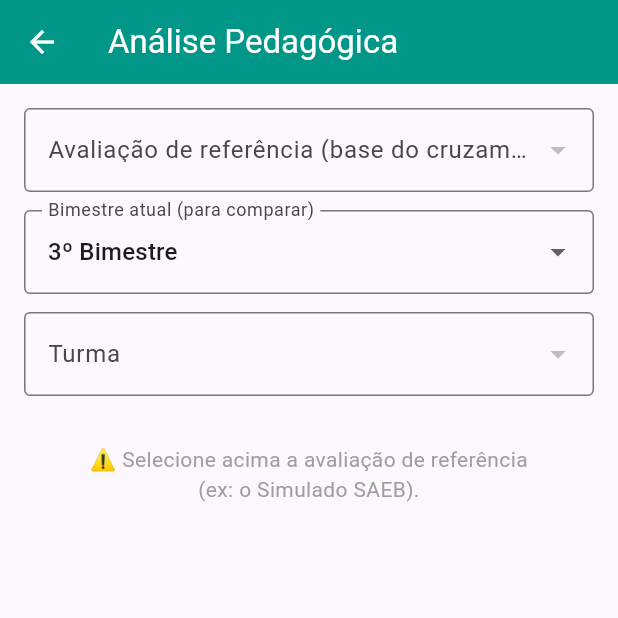
After one commit to jonasmatematico-png/omr_sistema_app, a Flutter app: the TelaAnalisePedagogica screen opened directly, on a phone screen of 412 x 824 dp, the top half of it. The commit adds this screen. Run offline on Flutter 3.47's test engine with Material 3 defaults, Android fonts, the phone set to English and light mode, and no system bars; our stand-ins replace shared_preferences, supabase_flutter; missing offline and left inert: google_mlkit_document_scanner; accounts and stored records are empty.

Commit message:
Análise Pedagógica com cruzamento de dados  - Tela de análise que cruza SAEB com bimestre atual - Classificação automática: Reforço/Atenção/Evoluindo/No caminho - Filtros por categoria - Ordenação correta de turmas e alunos

```diff
--- /dev/null
+++ b/lib/screens/tela_analise_pedagogica.dart
@@ -0,0 +1,458 @@
+import 'package:flutter/material.dart';
+import 'package:supabase_flutter/supabase_flutter.dart';
+
+class TelaAnalisePedagogica extends StatefulWidget {
+  const TelaAnalisePedagogica({super.key});
+
+  @override
+  State<TelaAnalisePedagogica> createState() => _TelaAnalisePedagogicaState();
+}
+
+class _TelaAnalisePedagogicaState extends State<TelaAnalisePedagogica> {
+  int _bimestre = 3;
+  String _filtro = 'todos';
+  List<Map<String, dynamic>> turmas = [];
+  List<Map<String, dynamic>> avaliacoesTodas = [];
+  int? turmaId;
+  int? refId;
+  List<Map<String, dynamic>> alunos = [];
+  List<Map<String, dynamic>> avaliacoesBim = [];
+  Map<int, Map<int, double>> notasPorAluno = {};
+  Map<int, Map<String, dynamic>> refPorAluno = {};
+  bool carregando = true;
+
+  @override
+  void initState() {
+    super.initState();
+    _carregarTurmas();
+  }
+
+  Future<void> _carregarTurmas() async {
+    try {
+      final supabase = Supabase.instance.client;
+      final t = await supabase.from('turmas').select('*').order('nome');
+      final lista = List<Map<String, dynamic>>.from(t);
+      // 🚨 Força a ordem A → Z aqui no app
+      lista.sort((a, b) => '${a['nome']}'.compareTo('${b['nome']}'));
+      setState(() {
+        turmas = lista;
+        carregando = false;
+      });
+    } catch (e) {
+      setState(() => carregando = false);
+    }
+  }
+
+  Future<void> _carregarDados() async {
+    setState(() => carregando = true);
+    try {
+      final supabase = Supabase.instance.client;
+      final a = await supabase.from('avaliacoes').select('*').order('id');
+      final todas = List<Map<String, dynamic>>.from(a);
+
+      // 🚨 Auto-seleciona a referência pelo nome (só na primeira vez)
+      if (refId == null) {
+        for (final av in todas) {
+          if ('${av['nome']}'.toLowerCase().contains('saeb')) {
+            refId = av['id'] as int;
+            break;
+          }
+        }
+      }
+
+      List<Map<String, dynamic>> al = [];
+      if (turmaId != null) {
+        al = await supabase
+            .from('alunos')
+            .select('*')
+            .eq('id_turma', turmaId!)
+            .order('numero_chamada');
+        // 🚨 Força a ordem crescente da chamada aqui no app
+        al.sort(
+          (a, b) => ((a['numero_chamada'] as num?)?.toInt() ?? 0).compareTo(
+            (b['numero_chamada'] as num?)?.toInt() ?? 0,
+          ),
+        );
+      }
+
+      final bimAvals = todas
+          .where(
+            (av) =>
+                (av['bimestre'] as int? ?? 0) == _bimestre &&
+                (refId == null || av['id'] != refId),
+          )
+          .toList();
+
+      final ids = <dynamic>[];
+      if (refId != null) ids.add(refId);
+      ids.addAll(bimAvals.map((e) => e['id']));
+
+      final Map<int, Map<int, double>> notas = {};
+      final Map<int, Map<String, dynamic>> ref = {};
+      if (ids.isNotEmpty) {
+        final r = await supabase
+            .from('resultados')
+            .select('*')
+            .inFilter('id_avaliacao', ids);
+        for (final res in r) {
+          final idAluno = res['id_aluno'] as int;
+          final idAval = res['id_avaliacao'] as int;
+          if (refId != null && idAval == refId) {
+            ref[idAluno] = res;
+          } else {
+            final nb = res['nota_bruta'];
+            if (nb is num) {
+              notas.putIfAbsent(idAluno, () => {});
+              notas[idAluno]![idAval] = nb.toDouble();
+            }
+          }
+        }
+      }
+
+      setState(() {
+        avaliacoesTodas = todas;
+        avaliacoesBim = bimAvals;
+        alunos = List<Map<String, dynamic>>.from(al);
+        notasPorAluno = notas;
+        refPorAluno = ref;
+        carregando = false;
+      });
+    } catch (e) {
+      setState(() => carregando = false);
+    }
+  }
+
+  double _media(int idAluno) {
+    final notas = notasPorAluno[idAluno] ?? {};
+    double sn = 0, sp = 0;
+    for (final av in avaliacoesBim) {
+      final nota = notas[av['id']];
+      if (nota == null) continue;
+      final peso = (av['peso_media'] as num?)?.toDouble() ?? 1.0;
+      sn += nota * peso;
+      sp += peso;
+    }
+    return sp > 0 ? sn / sp : -1;
+  }
+
+  String _status(int idAluno) {
+    final s = refPorAluno[idAluno];
+    final media = _media(idAluno);
+    if (s == null || media < 0) return 'semdados';
+    final nivel = '${s['nivel_saeb']}'.toLowerCase();
+    final baixoRef = nivel.contains('abaixo') || nivel.contains('básic');
+    if (baixoRef && media < 6) return 'reforco';
+    if (baixoRef && media >= 6) return 'evoluindo';
+    if (!baixoRef && media < 6) return 'atencao';
+    return 'ok';
+  }
+
+  Map<String, dynamic> _meta(String status) {
+    switch (status) {
+      case 'reforco':
+        return {
+          'rotulo': 'Reforço prioritário',
+          'cor': Colors.red,
+          'icone': Icons.priority_high,
+        };
+      case 'evoluindo':
+        return {
+          'rotulo': 'Evoluindo no bimestre',
+          'cor': Colors.blue,
+          'icone': Icons.trending_up,
+        };
+      case 'atencao':
+        return {
+          'rotulo': 'Atenção: caiu no bimestre',
+          'cor': Colors.orange,
+          'icone': Icons.trending_down,
+        };
+      case 'ok':
+        return {
+          'rotulo': 'No caminho certo',
+          'cor': Colors.green,
+          'icone': Icons.check_circle,
+        };
+      default:
+        return {
+          'rotulo': 'Sem dados completos',
+          'cor': Colors.grey,
+          'icone': Icons.remove_circle,
+        };
+    }
+  }
+
+  @override
+  Widget build(BuildContext context) {
+    int cReforco = 0, cAtencao = 0, cEvoluindo = 0, cOk = 0, cSem = 0;
+    for (final al in alunos) {
+      final st = _status(al['id'] as int);
+      if (st == 'reforco') cReforco++;
+      if (st == 'atencao') cAtencao++;
+      if (st == 'evoluindo') cEvoluindo++;
+      if (st == 'ok') cOk++;
+      if (st == 'semdados') cSem++;
+    }
+
+    final lista = _filtro == 'todos'
+        ? alunos
+        : alunos.where((al) => _status(al['id'] as int) == _filtro).toList();
+
+    final temNotasBim = notasPorAluno.isNotEmpty;
+
+    return Scaffold(
+      appBar: AppBar(
+        title: const Text('Análise Pedagógica'),
+        backgroundColor: Colors.teal,
+        foregroundColor: Colors.white,
+      ),
+      body: carregando
+          ? const Center(child: CircularProgressIndicator())
+          : Column(
+              children: [
+                Padding(
+                  padding: const EdgeInsets.all(16),
+                  child: Column(
+                    children: [
+                      // 🚨 Agora compara pelo ID (nunca quebra)
+                      DropdownButtonFormField<int>(
+                        isExpanded: true,
+                        value: refId,
+                        decoration: const InputDecoration(
+                          labelText:
+                              'Avaliação de referência (base do cruzamento)',
+                          border: OutlineInputBorder(),
+                        ),
+                        items: [
+                          for (final av in avaliacoesTodas)
+                            DropdownMenuItem(
+                              value: av['id'] as int,
+                              child: Text(
+                                '${av['nome']} • ${av['bimestre'] ?? '-'}º bim',
+                                overflow: TextOverflow.ellipsis,
+                              ),
+                            ),
+                        ],
+                        onChanged: (v) {
+                          setState(() => refId = v);
+                          _carregarDados();
+                        },
+                      ),
+                      const SizedBox(height: 12),
+                      DropdownButtonFormField<int>(
+                        isExpanded: true,
+                        value: _bimestre,
+                        decoration: const InputDecoration(
+                          labelText: 'Bimestre atual (para comparar)',
+                          border: OutlineInputBorder(),
+                        ),
+                        items: const [
+                          DropdownMenuItem(
+                            value: 1,
+                            child: Text('1º Bimestre'),
+                          ),
+                          DropdownMenuItem(
+                            value: 2,
+                            child: Text('2º Bimestre'),
+                          ),
+                          DropdownMenuItem(
+                            value: 3,
+                            child: Text('3º Bimestre'),
+                          ),
+                          DropdownMenuItem(
+                            value: 4,
+                            child: Text('4º Bimestre'),
+                          ),
+                        ],
+                        onChanged: (v) {
+                          setState(() => _bimestre = v ?? 3);
+                          _carregarDados();
+                        },
+                      ),
+                      const SizedBox(height: 12),
+                      DropdownButtonFormField<int>(
+                        isExpanded: true,
+                        value: turmaId,
+                        decoration: const InputDecoration(
+                          labelText: 'Turma',
+                          border: OutlineInputBorder(),
+                        ),
+                        items: [
+                          for (final t in turmas)
+                            DropdownMenuItem(
+                              value: t['id'] as int,
+                              child: Text('${t['nome']}'),
+                            ),
+                        ],
+                        onChanged: (v) {
+                          setState(() => turmaId = v);
+                          _carregarDados();
+                        },
+                      ),
+                    ],
+                  ),
+                ),
+                if (refId == null)
+                  const Padding(
+                    padding: EdgeInsets.all(16),
+                    child: Text(
+                      '⚠️ Selecione acima a avaliação de referência\n(ex: o Simulado SAEB).',
+                      textAlign: TextAlign.center,
+                      style: TextStyle(color: Colors.grey),
+                    ),
+                  ),
+                if (refId != null &&
+                    turmaId != null &&
+                    (!temNotasBim || avaliacoesBim.isEmpty))
+                  Padding(
+                    padding: const EdgeInsets.all(16),
+                    child: Text(
+                      '📝 Ainda não há notas lançadas no ${_bimestre}º bimestre.\nUse "Lançar Notas Manuais" ou corrija provas pela câmera para alimentar o cruzamento.\n\nDica: selecione o 2º bimestre para ver o cruzamento com os dados do SAEB.',
+                      textAlign: TextAlign.center,
+                      style: TextStyle(color: Colors.grey.shade600),
+                    ),
+                  ),
+                if (refId != null &&
+                    turmaId != null &&
+                    temNotasBim &&
+                    avaliacoesBim.isNotEmpty) ...[
+                  Padding(
+                    padding: const EdgeInsets.symmetric(horizontal: 16),
+                    child: Card(
+                      color: Colors.teal.shade50,
+                      shape: RoundedRectangleBorder(
+                        borderRadius: BorderRadius.circular(12),
+                      ),
+                      child: Padding(
+                        padding: const EdgeInsets.all(12),
+                        child: Row(
+                          mainAxisAlignment: MainAxisAlignment.spaceAround,
+                          children: [
+                            _statChip('Reforço', '$cReforco', Colors.red),
+                            _statChip('Atenção', '$cAtencao', Colors.orange),
+                            _statChip('Evoluindo', '$cEvoluindo', Colors.blue),
+                            _statChip('No caminho', '$cOk', Colors.green),
+                            _statChip('Sem dados', '$cSem', Colors.grey),
+                          ],
+                        ),
+                      ),
+                    ),
+                  ),
+                  const SizedBox(height: 8),
+                  SizedBox(
+                    height: 40,
+                    child: ListView(
+                      scrollDirection: Axis.horizontal,
+                      padding: const EdgeInsets.symmetric(horizontal: 16),
+                      children: [
+                        _filtroChip('todos', 'Todos'),
+                        _filtroChip('reforco', '🔴 Reforço'),
+                        _filtroChip('atencao', '🟡 Atenção'),
+                        _filtroChip('evoluindo', '🔵 Evoluindo'),
+                        _filtroChip('ok', '🟢 No caminho'),
+                        _filtroChip('semdados', '⚪ Sem dados'),
+                      ],
+                    ),
+                  ),
+                  const SizedBox(height: 8),
+                  Expanded(
+                    child: ListView.builder(
+                      padding: const EdgeInsets.symmetric(horizontal: 16),
+                      itemCount: lista.length,
+                      itemBuilder: (context, index) {
+                        final al = lista[index];
+                        final id = al['id'] as int;
+                        final st = _status(id);
+                        final meta = _meta(st);
+                        final cor = meta['cor'] as Color;
+                        final media = _media(id);
+                        final ref = refPorAluno[id];
+
+                        return Card(
+                          margin: const EdgeInsets.only(bottom: 8),
+                          shape: RoundedRectangleBorder(
+                            borderRadius: BorderRadius.circular(10),
+                            side: BorderSide(color: cor, width: 1.5),
+                          ),
+                          child: ListTile(
+                            leading: CircleAvatar(
+                              backgroundColor: cor.withOpacity(0.15),
+                              child: Icon(
+                                meta['icone'] as IconData,
+                                color: cor,
+                              ),
+                            ),
+                            title: Text(
+                              '${al['numero_chamada']}. ${al['nome_completo']}',
+                              style: const TextStyle(
+                                fontWeight: FontWeight.w600,
+                                fontSize: 14,
+                              ),
+                            ),
+                            subtitle: Text(
+                              'Referência: ${ref != null ? ref['nivel_saeb'] : '—'}  →  ${_bimestre}º bim: ${media >= 0 ? media.toStringAsFixed(1) : '—'}',
+                              style: const TextStyle(fontSize: 12),
+                            ),
+                            trailing: Container(
+                              padding: const EdgeInsets.symmetric(
+                                horizontal: 8,
+                                vertical: 4,
+                              ),
+                              decoration: BoxDecoration(
+                                color: cor.withOpacity(0.15),
+                                borderRadius: BorderRadius.circular(12),
+                              ),
+                              child: Text(
+                                '${meta['rotulo']}',
+                                style: TextStyle(
+                                  color: cor,
+                                  fontWeight: FontWeight.bold,
+                                  fontSize: 10,
+                                ),
+                              ),
+                            ),
+                          ),
+                        );
+                      },
+                    ),
+                  ),
+                ],
+              ],
+            ),
+    );
+  }
+
+  Widget _statChip(String label, String value, Color cor) {
+    return Column(
+      children: [
+        Text(
+          label,
+          style: TextStyle(
+            fontSize: 10,
+            color: cor,
+            fontWeight: FontWeight.w600,
+          ),
+        ),
+        Text(
+          value,
+          style: TextStyle(
+            fontSize: 16,
+            fontWeight: FontWeight.bold,
+            color: cor,
+          ),
+        ),
+      ],
+    );
+  }
+
+  Widget _filtroChip(String valor, String rotulo) {
+    return Padding(
+      padding: const EdgeInsets.only(right: 8),
+      child: ChoiceChip(
+        label: Text(rotulo, style: const TextStyle(fontSize: 12)),
+        selected: _filtro == valor,
+        onSelected: (_) => setState(() => _filtro = valor),
+      ),
+    );
+  }
+}
```
Also changed, not shown: lib/screens/tela_alunos.dart (+14 -0 lines).
